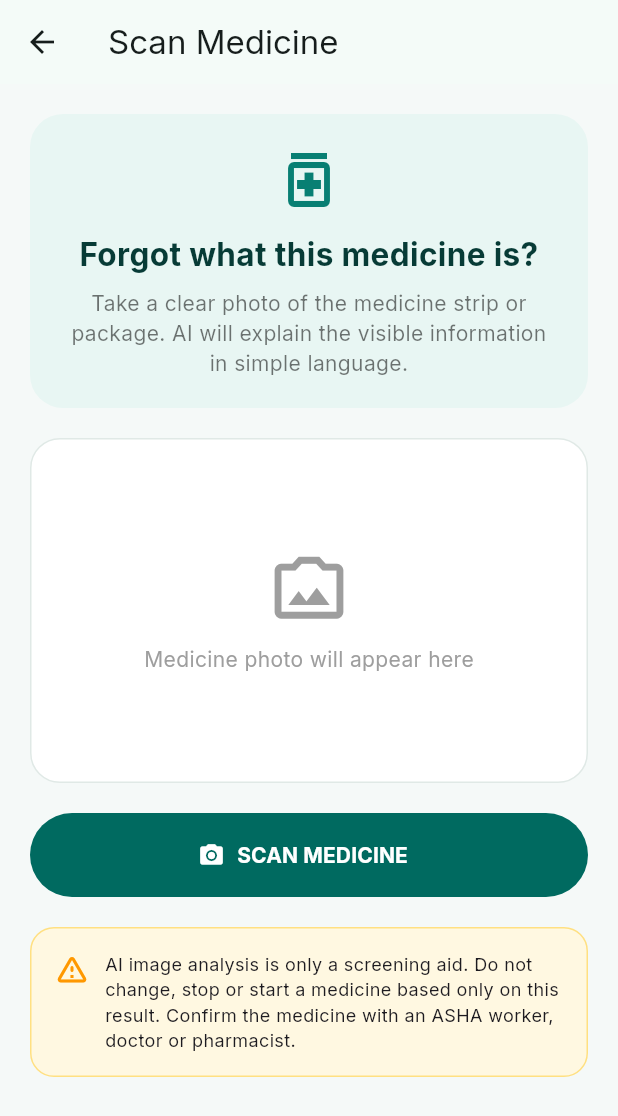
After one commit to boopathiravi03/vision_health, a Flutter app: the MedicineScannerScreen screen opened directly, after a tap on "SCAN MEDICINE", on a phone screen of 412 x 824 dp. The commit adds this screen. Shown: the top 1116 px of the screen. Run offline on Flutter 3.47's test engine with Material 3 defaults, Android fonts, the phone set to English and light mode, and no system bars; our stand-ins replace cloud_firestore, connectivity_plus, firebase_auth, firebase_core, firebase_database, flutter_markdown and 7 more; missing offline and left inert: mobile_scanner; accounts and stored records are empty.

Commit message:
Add medicine scanner feature to Patient Portal

```diff
--- /dev/null
+++ b/lib/screens/patient_portal/medicine_scanner_screen.dart
@@ -0,0 +1,416 @@
+import 'dart:convert';
+import 'dart:io';
+
+import 'package:flutter/material.dart';
+import 'package:image_picker/image_picker.dart';
+import 'package:http/http.dart' as http;
+
+class MedicineScannerScreen extends StatefulWidget {
+  const MedicineScannerScreen({super.key});
+
+  @override
+  State<MedicineScannerScreen> createState() =>
+      _MedicineScannerScreenState();
+}
+
+class _MedicineScannerScreenState
+    extends State<MedicineScannerScreen> {
+  final ImagePicker _picker = ImagePicker();
+
+  File? _image;
+  bool _loading = false;
+  Map<String, dynamic>? _result;
+
+  Future<void> _scanMedicine() async {
+    final image = await _picker.pickImage(
+      source: ImageSource.camera,
+      imageQuality: 85,
+    );
+
+    if (image == null) return;
+
+    setState(() {
+      _image = File(image.path);
+      _result = null;
+      _loading = true;
+    });
+
+    try {
+      final request = http.MultipartRequest(
+        'POST',
+        Uri.parse(
+          'https://vision-health.onrender.com/vision-analyze',
+        ),
+      );
+
+      request.files.add(
+        await http.MultipartFile.fromPath(
+          'file',
+          image.path,
+        ),
+      );
+
+      final streamed = await request.send();
+      final response =
+          await http.Response.fromStream(streamed);
+
+      if (response.statusCode != 200) {
+        throw Exception(
+          'Server error: ${response.statusCode}',
+        );
+      }
+
+      final decoded = jsonDecode(response.body);
+
+      setState(() {
+        _result = decoded;
+      });
+    } catch (e) {
+      if (!mounted) return;
+
+      ScaffoldMessenger.of(context).showSnackBar(
+        SnackBar(
+          content: Text(
+            'Unable to analyse image: $e',
+          ),
+        ),
+      );
+    } finally {
+      if (mounted) {
+        setState(() {
+          _loading = false;
+        });
+      }
+    }
+  }
+
+  @override
+  Widget build(BuildContext context) {
+    return Scaffold(
+      backgroundColor: const Color(0xFFF5F9F8),
+
+      appBar: AppBar(
+        title: const Text('Scan Medicine'),
+      ),
+
+      body: SingleChildScrollView(
+        padding: const EdgeInsets.all(20),
+
+        child: Column(
+          crossAxisAlignment:
+              CrossAxisAlignment.start,
+
+          children: [
+            _header(),
+
+            const SizedBox(height: 20),
+
+            _imagePreview(),
+
+            const SizedBox(height: 20),
+
+            SizedBox(
+              width: double.infinity,
+              height: 56,
+              child: FilledButton.icon(
+                onPressed:
+                    _loading ? null : _scanMedicine,
+                icon: _loading
+                    ? const SizedBox(
+                        width: 20,
+                        height: 20,
+                        child:
+                            CircularProgressIndicator(
+                          strokeWidth: 2,
+                          color: Colors.white,
+                        ),
+                      )
+                    : const Icon(Icons.camera_alt),
+
+                label: Text(
+                  _loading
+                      ? 'ANALYSING...'
+                      : 'SCAN MEDICINE',
+                  style: const TextStyle(
+                    fontWeight: FontWeight.bold,
+                  ),
+                ),
+              ),
+            ),
+
+            if (_result != null) ...[
+              const SizedBox(height: 25),
+              _resultCard(),
+            ],
+
+            const SizedBox(height: 20),
+
+            _safetyNotice(),
+          ],
+        ),
+      ),
+    );
+  }
+
+  Widget _header() {
+    return Container(
+      width: double.infinity,
+      padding: const EdgeInsets.all(20),
+
+      decoration: BoxDecoration(
+        color: const Color(0xFFE8F6F3),
+        borderRadius: BorderRadius.circular(22),
+      ),
+
+      child: const Column(
+        children: [
+          Icon(
+            Icons.medication_outlined,
+            size: 48,
+            color: Color(0xFF087F73),
+          ),
+
+          SizedBox(height: 10),
+
+          Text(
+            'Forgot what this medicine is?',
+            textAlign: TextAlign.center,
+            style: TextStyle(
+              fontSize: 21,
+              fontWeight: FontWeight.bold,
+              color: Color(0xFF073B36),
+            ),
+          ),
+
+          SizedBox(height: 8),
+
+          Text(
+            'Take a clear photo of the medicine strip '
+            'or package. AI will explain the visible '
+            'information in simple language.',
+            textAlign: TextAlign.center,
+            style: TextStyle(
+              color: Colors.black54,
+              height: 1.45,
+            ),
+          ),
+        ],
+      ),
+    );
+  }
+
+  Widget _imagePreview() {
+    return Container(
+      width: double.infinity,
+      height: 230,
+
+      decoration: BoxDecoration(
+        color: Colors.white,
+        borderRadius: BorderRadius.circular(20),
+        border: Border.all(
+          color: const Color(0xFFE0E9E6),
+        ),
+      ),
+
+      child: _image == null
+          ? const Column(
+              mainAxisAlignment:
+                  MainAxisAlignment.center,
+              children: [
+                Icon(
+                  Icons.photo_camera_back_outlined,
+                  size: 55,
+                  color: Colors.grey,
+                ),
+                SizedBox(height: 10),
+                Text(
+                  'Medicine photo will appear here',
+                  style: TextStyle(
+                    color: Colors.grey,
+                  ),
+                ),
+              ],
+            )
+          : ClipRRect(
+              borderRadius:
+                  BorderRadius.circular(20),
+              child: Image.file(
+                _image!,
+                width: double.infinity,
+                height: 230,
+                fit: BoxFit.cover,
+              ),
+            ),
+    );
+  }
+
+  Widget _resultCard() {
+    final result = _result ?? {};
+
+    final observation =
+        result['observation']?.toString() ??
+            'No clear information detected.';
+
+    final indicators =
+        result['visible_indicators'];
+
+    final recommendation =
+        result['recommendation']?.toString() ??
+            'Please verify the medicine with a healthcare professional.';
+
+    return Container(
+      width: double.infinity,
+      padding: const EdgeInsets.all(20),
+
+      decoration: BoxDecoration(
+        color: Colors.white,
+        borderRadius: BorderRadius.circular(20),
+        border: Border.all(
+          color: const Color(0xFFE0E9E6),
+        ),
+      ),
+
+      child: Column(
+        crossAxisAlignment:
+            CrossAxisAlignment.start,
+
+        children: [
+          const Row(
+            children: [
+              Icon(
+                Icons.auto_awesome,
+                color: Color(0xFF087F73),
+              ),
+              SizedBox(width: 8),
+              Text(
+                'AI Result',
+                style: TextStyle(
+                  fontSize: 19,
+                  fontWeight: FontWeight.bold,
+                ),
+              ),
+            ],
+          ),
+
+          const SizedBox(height: 18),
+
+          const Text(
+            'What I can see',
+            style: TextStyle(
+              color: Colors.grey,
+              fontWeight: FontWeight.w600,
+            ),
+          ),
+
+          const SizedBox(height: 6),
+
+          Text(
+            observation,
+            style: const TextStyle(
+              fontSize: 16,
+              height: 1.45,
+            ),
+          ),
+
+          const SizedBox(height: 16),
+
+          if (indicators is List &&
+              indicators.isNotEmpty) ...[
+            const Text(
+              'Visible information',
+              style: TextStyle(
+                color: Colors.grey,
+                fontWeight: FontWeight.w600,
+              ),
+            ),
+
+            const SizedBox(height: 8),
+
+            ...indicators.map(
+              (item) => Padding(
+                padding:
+                    const EdgeInsets.only(
+                  bottom: 6,
+                ),
+                child: Row(
+                  crossAxisAlignment:
+                      CrossAxisAlignment.start,
+                  children: [
+                    const Text('• '),
+                    Expanded(
+                      child: Text(
+                        item.toString(),
+                      ),
+                    ),
+                  ],
+                ),
+              ),
+            ),
+
+            const SizedBox(height: 12),
+          ],
+
+          const Text(
+            'Next step',
+            style: TextStyle(
+              color: Colors.grey,
+              fontWeight: FontWeight.w600,
+            ),
+          ),
+
+          const SizedBox(height: 6),
+
+          Text(
+            recommendation,
+            style: const TextStyle(
+              fontSize: 15,
+              height: 1.45,
+            ),
+          ),
+        ],
+      ),
+    );
+  }
+
+  Widget _safetyNotice() {
+    return Container(
+      padding: const EdgeInsets.all(15),
+
+      decoration: BoxDecoration(
+        color: Colors.amber.shade50,
+        borderRadius: BorderRadius.circular(16),
+        border: Border.all(
+          color: Colors.amber.shade200,
+        ),
+      ),
+
+      child: const Row(
+        crossAxisAlignment:
+            CrossAxisAlignment.start,
+
+        children: [
+          Icon(
+            Icons.warning_amber_rounded,
+            color: Colors.orange,
+          ),
+
+          SizedBox(width: 10),
+
+          Expanded(
+            child: Text(
+              'AI image analysis is only a screening '
+              'aid. Do not change, stop or start a '
+              'medicine based only on this result. '
+              'Confirm the medicine with an ASHA worker, '
+              'doctor or pharmacist.',
+              style: TextStyle(
+                fontSize: 12,
+                height: 1.45,
+              ),
+            ),
+          ),
+        ],
+      ),
+    );
+  }
+}
```
Also changed, not shown: lib/screens/patient_portal/patient_portal_screen.dart (+19 -0 lines).
